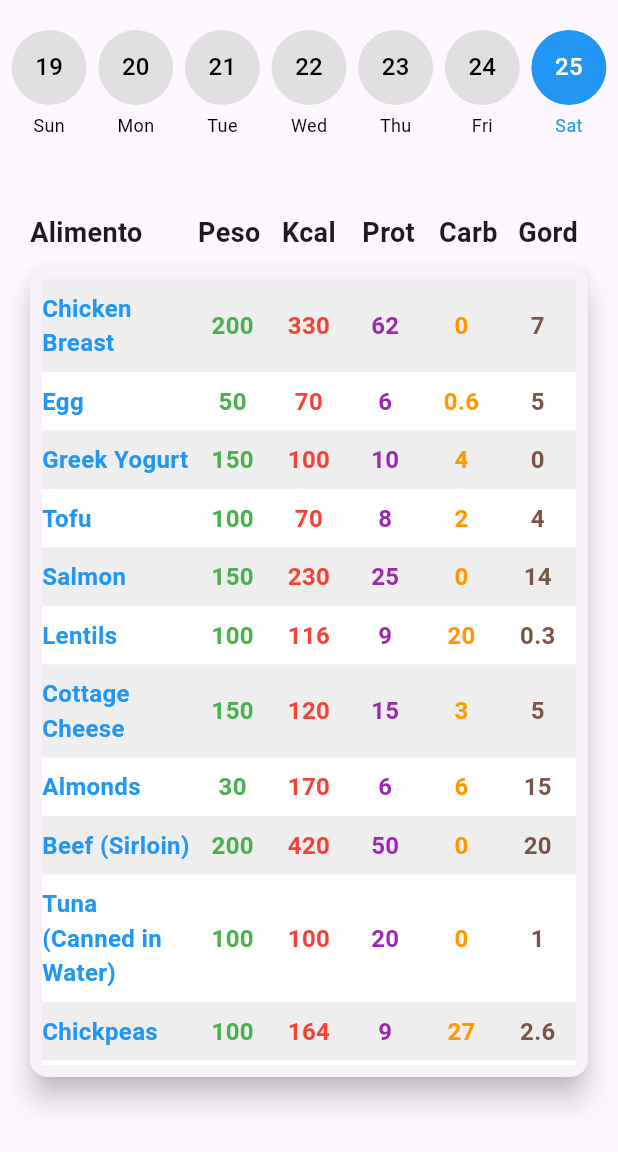
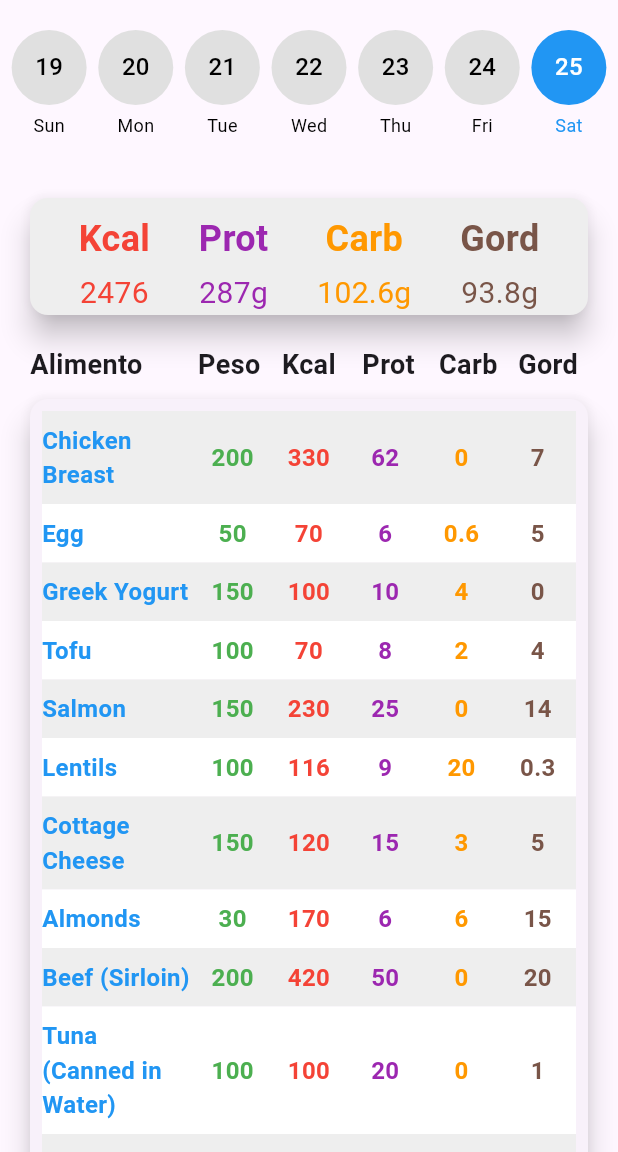
Before and after one commit to felipebraga7/diet_app, a Flutter app: the screen it shows after launch, on a phone screen of 412 x 824 dp, the part 84-1236 px from its top. Run offline on Flutter 3.47's test engine with Material 3 defaults, Android fonts, the phone set to English and light mode, and no system bars; our stand-ins replace hive_flutter; accounts and stored records are empty.

Commit message:
feat(diet-summary): add diet_summary widget WIP

```diff
--- a/lib/pages/home_page.dart
+++ b/lib/pages/home_page.dart
@@ -2,6 +2,7 @@ import 'package:flutter/material.dart';
 import 'package:hive_flutter/hive_flutter.dart';
 import '../widgets/calendar_selector.dart';
 import '../widgets/diet_list.dart';
+import '../widgets/diet_summary.dart';
 import '../model/food.dart';
 
 class MyHomePage extends StatefulWidget {
@@ -50,11 +51,17 @@ class _MyHomePageState extends State<MyHomePage> {
         title: Text(widget.title),
       ),
       body: Column(
+          crossAxisAlignment: CrossAxisAlignment.start,
           children: [
             // Calendar Selector
             CalendarSelector(
               onDateSelected: _onDateSelected,
               initialSelectedDate: _selectedDate,
+            ),
+            // Diet Summary
+            Padding(
+              padding: const EdgeInsets.all(16.0),
+              child: DietSummary(foods: foods),
             ),
             // Diet List
             Expanded(
--- a/lib/widgets/diet_list.dart
+++ b/lib/widgets/diet_list.dart
@@ -1,11 +1,16 @@
 import 'package:flutter/material.dart';
 import '../model/food.dart';
 
-class DietList extends StatelessWidget {
+class DietList extends StatefulWidget {
   final List<Food> foods;
 
   const DietList({super.key, required this.foods});
 
+  @override
+  _DietListState createState() => _DietListState();
+}
+
+class _DietListState extends State<DietList> {
   String formatNumber(double number) {
     return number.toStringAsFixed(number.truncateToDouble() == number ? 0 : 1);
   }
@@ -50,9 +55,9 @@ class DietList extends StatelessWidget {
             child: Padding(
               padding: const EdgeInsets.all(8.0),
               child: ListView.builder(
-                itemCount: foods.length,
+                itemCount: widget.foods.length,
                 itemBuilder: (context, index) {
-                  final food = foods[index];
+                  final food = widget.foods[index];
                   return Container(
                     color: index % 2 == 0 ? Colors.grey[200] : Colors.white,
                     child: Padding(
@@ -70,29 +75,12 @@ class DietList extends StatelessWidget {
                         children: [
                           TableRow(
                             children: [
-                              Text(food.name, style: TextStyle(color: Colors.blue,
-                                  fontWeight: FontWeight.bold, fontSize: 16),
-                                  textAlign: TextAlign.left),
-
-                              Text(formatNumber(food.weight), style: TextStyle(color: Colors.green,
-                                  fontWeight: FontWeight.bold, fontSize: 16),
-                                  textAlign: TextAlign.center),
-
-                              Text(formatNumber(food.calories), style: TextStyle(color: Colors.red,
-                                  fontWeight: FontWeight.bold, fontSize: 16),
-                                  textAlign: TextAlign.center),
-
-                              Text(formatNumber(food.protein), style: TextStyle(color: Colors.purple,
-                                  fontWeight: FontWeight.bold, fontSize: 16),
-                                  textAlign: TextAlign.center),
-
-                              Text(formatNumber(food.carbs), style: TextStyle(color: Colors.orange,
-                                  fontWeight: FontWeight.bold, fontSize: 16),
-                                  textAlign: TextAlign.center),
-
-                              Text(formatNumber(food.fat), style: TextStyle(color: Colors.brown,
-                                  fontWeight: FontWeight.bold, fontSize: 16),
-                                  textAlign: TextAlign.center),
+                              Text(food.name, style: TextStyle(color: Colors.blue, fontWeight: FontWeight.bold, fontSize: 16), textAlign: TextAlign.left),
+                              Text(formatNumber(food.weight), style: TextStyle(color: Colors.green, fontWeight: FontWeight.bold, fontSize: 16), textAlign: TextAlign.center),
+                              Text(formatNumber(food.calories), style: TextStyle(color: Colors.red, fontWeight: FontWeight.bold, fontSize: 16), textAlign: TextAlign.center),
+                              Text(formatNumber(food.protein), style: TextStyle(color: Colors.purple, fontWeight: FontWeight.bold, fontSize: 16), textAlign: TextAlign.center),
+                              Text(formatNumber(food.carbs), style: TextStyle(color: Colors.orange, fontWeight: FontWeight.bold, fontSize: 16), textAlign: TextAlign.center),
+                              Text(formatNumber(food.fat), style: TextStyle(color: Colors.brown, fontWeight: FontWeight.bold, fontSize: 16), textAlign: TextAlign.center),
                             ],
                           ),
                         ],
--- a/lib/widgets/diet_summary.dart
+++ b/lib/widgets/diet_summary.dart
@@ -0,0 +1,66 @@
+import 'package:flutter/material.dart';
+import '../model/food.dart';
+
+class DietSummary extends StatefulWidget {
+  final List<Food> foods;
+
+  const DietSummary({super.key, required this.foods});
+
+  @override
+  _DietSummaryState createState() => _DietSummaryState();
+}
+
+class _DietSummaryState extends State<DietSummary> {
+  double getTotalCalories() {
+    return widget.foods.fold(0, (sum, food) => sum + food.calories);
+  }
+
+  double getTotalProtein() {
+    return widget.foods.fold(0, (sum, food) => sum + food.protein);
+  }
+
+  double getTotalCarbs() {
+    return widget.foods.fold(0, (sum, food) => sum + food.carbs);
+  }
+
+  double getTotalFat() {
+    return widget.foods.fold(0, (sum, food) => sum + food.fat);
+  }
+
+  String formatNumber(double number) {
+    return number.toStringAsFixed(number.truncateToDouble() == number ? 0 : 1);
+  }
+
+  @override
+  Widget build(BuildContext context) {
+    return Card(
+      color: Colors.grey[200],
+      elevation: 8.0,
+        child: Column(
+          crossAxisAlignment: CrossAxisAlignment.center,
+          children: [
+            SizedBox(height: 10),
+            Row(
+              mainAxisAlignment: MainAxisAlignment.spaceEvenly,
+              children: [
+                _buildSummaryBox('Kcal', getTotalCalories(), Colors.red),
+                _buildSummaryBox('Prot', getTotalProtein(), Colors.purple, suffix: 'g'),
+                _buildSummaryBox('Carb', getTotalCarbs(), Colors.orange, suffix: 'g'),
+                _buildSummaryBox('Gord', getTotalFat(), Colors.brown, suffix: 'g'),
+              ],
+            ),
+          ],
+      ),
+    );
+  }
+
+  Widget _buildSummaryBox(String title, double value, Color color, {String suffix = ''}) {
+    return Column(
+      children: [
+        Text(title, style: TextStyle(fontSize: 24, fontWeight: FontWeight.bold, color: color)),
+        SizedBox(height: 5),
+        Text('${formatNumber(value)}$suffix', style: TextStyle(fontSize: 20, color: color)),
+      ],
+    );
+  }
+}
```
Lines whose indentation alone changed are shown as unchanged.
